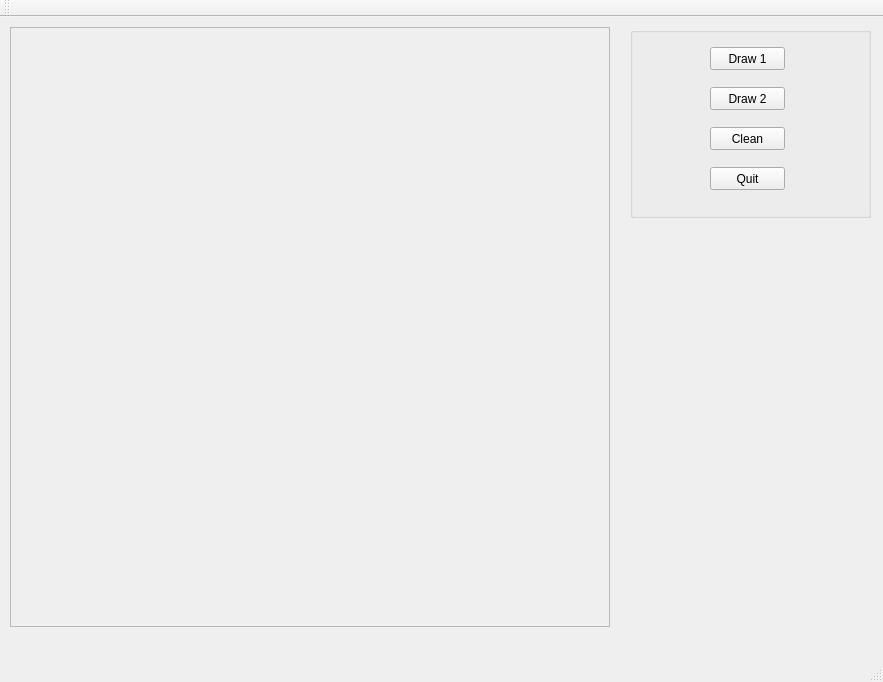
Old version of the form mywindow.ui in the repository jasienieckih/lgim8.
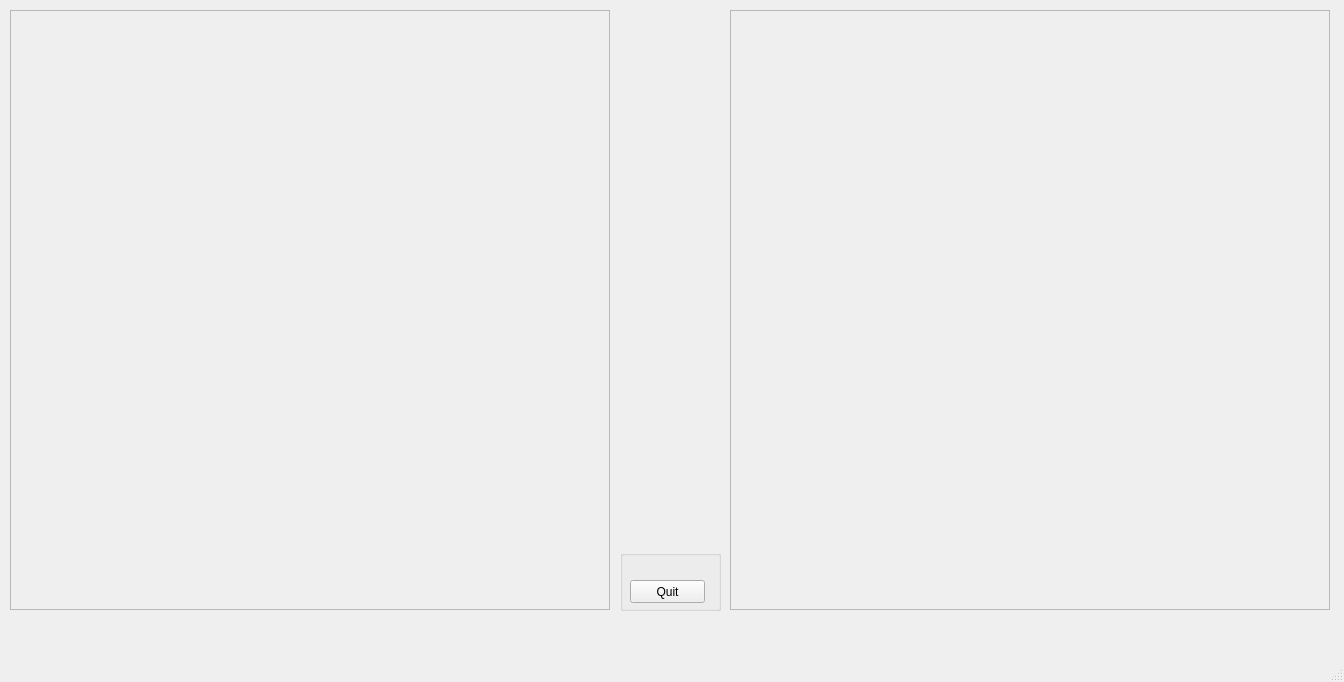
New version of the form.

Commit message: Change the GUI to suit the task

Patch:
```diff
--- a/mywindow.ui
+++ b/mywindow.ui
@@ -6,7 +6,7 @@
    <rect>
     <x>0</x>
     <y>0</y>
-    <width>883</width>
+    <width>1344</width>
     <height>682</height>
    </rect>
   </property>
@@ -33,10 +33,10 @@
    <widget class="QGroupBox" name="groupBox">
     <property name="geometry">
      <rect>
-      <x>630</x>
-      <y>10</y>
-      <width>241</width>
-      <height>191</height>
+      <x>620</x>
+      <y>550</y>
+      <width>101</width>
+      <height>61</height>
      </rect>
     </property>
     <property name="title">
@@ -45,8 +45,8 @@
     <widget class="QPushButton" name="draw1Button">
      <property name="geometry">
       <rect>
-       <x>80</x>
-       <y>20</y>
+       <x>130</x>
+       <y>40</y>
        <width>75</width>
        <height>23</height>
       </rect>
@@ -58,8 +58,8 @@
     <widget class="QPushButton" name="draw2Button">
      <property name="geometry">
       <rect>
-       <x>80</x>
-       <y>60</y>
+       <x>130</x>
+       <y>80</y>
        <width>75</width>
        <height>23</height>
       </rect>
@@ -71,8 +71,8 @@
     <widget class="QPushButton" name="cleanButton">
      <property name="geometry">
       <rect>
-       <x>80</x>
-       <y>100</y>
+       <x>130</x>
+       <y>110</y>
        <width>75</width>
        <height>23</height>
       </rect>
@@ -84,8 +84,8 @@
     <widget class="QPushButton" name="exitButton">
      <property name="geometry">
       <rect>
-       <x>80</x>
-       <y>140</y>
+       <x>10</x>
+       <y>30</y>
        <width>75</width>
        <height>23</height>
       </rect>
@@ -95,6 +95,22 @@
      </property>
     </widget>
    </widget>
+   <widget class="QFrame" name="drawFrame_2">
+    <property name="geometry">
+     <rect>
+      <x>730</x>
+      <y>10</y>
+      <width>600</width>
+      <height>600</height>
+     </rect>
+    </property>
+    <property name="frameShape">
+     <enum>QFrame::StyledPanel</enum>
+    </property>
+    <property name="frameShadow">
+     <enum>QFrame::Raised</enum>
+    </property>
+   </widget>
   </widget>
   <widget class="QMenuBar" name="menuBar">
    <property name="geometry">
@@ -106,14 +122,6 @@
     </rect>
    </property>
   </widget>
-  <widget class="QToolBar" name="mainToolBar">
-   <attribute name="toolBarArea">
-    <enum>TopToolBarArea</enum>
-   </attribute>
-   <attribute name="toolBarBreak">
-    <bool>false</bool>
-   </attribute>
-  </widget>
   <widget class="QStatusBar" name="statusBar"/>
  </widget>
  <layoutdefault spacing="6" margin="11"/>
```
Left out of the diff: 4 changed lines with no effect on the pictures.
